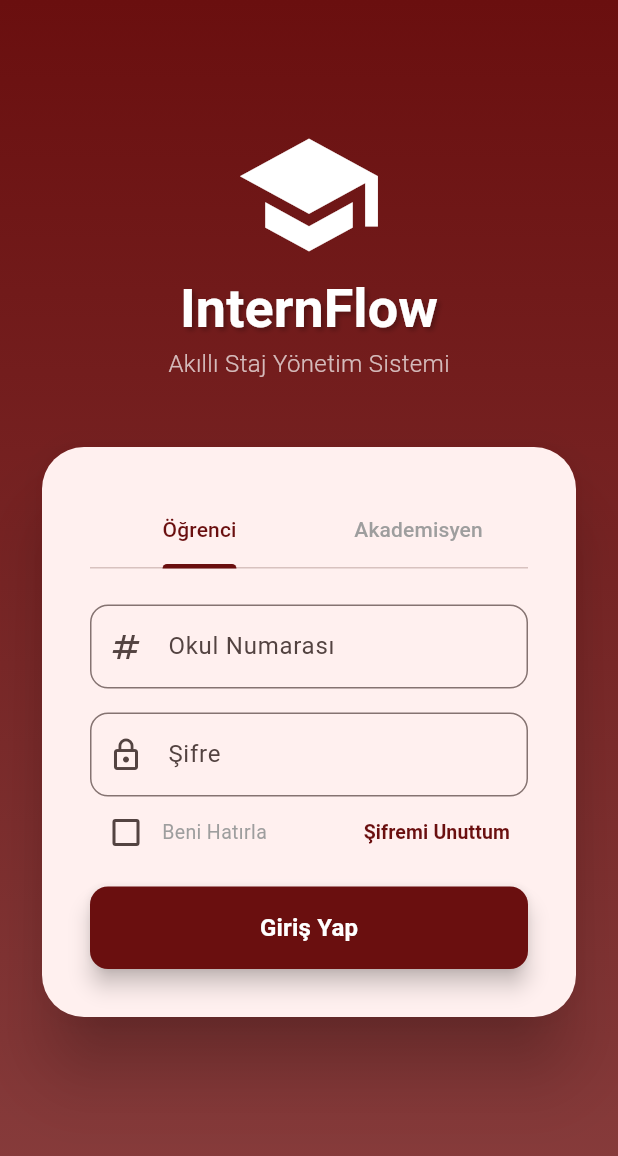
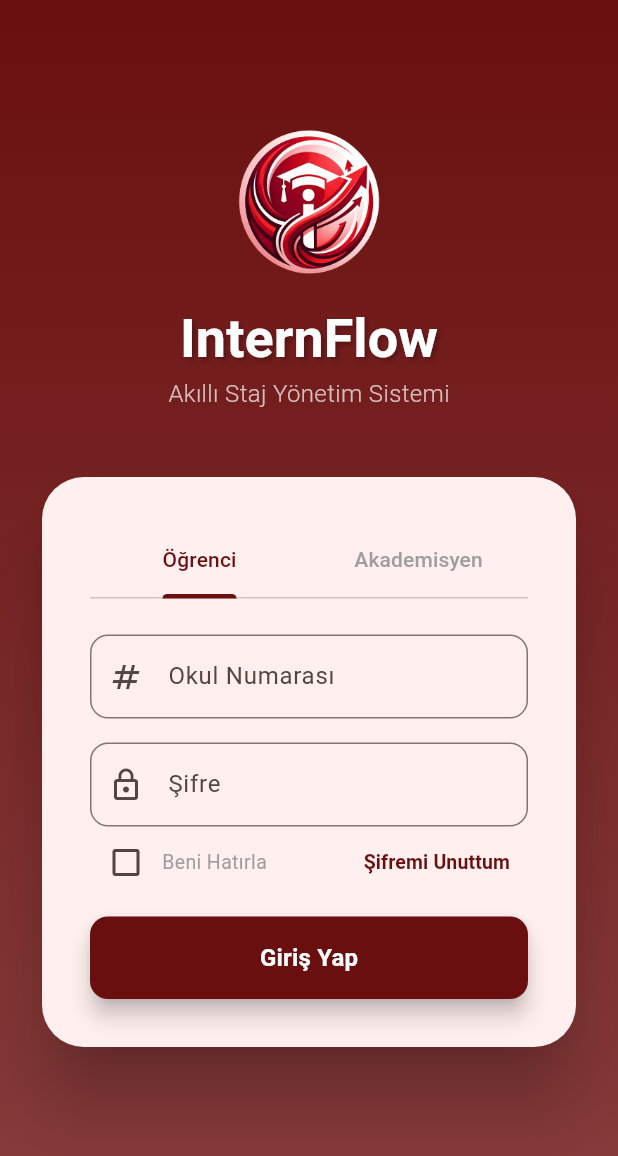
Before and after one commit to miraykahveci/INTERNFLOW, a Flutter app: the screen it shows after launch, on a phone screen of 412 x 824 dp. Shown: the top 1156 px of the screen. Run offline on Flutter 3.47's test engine with Material 3 defaults, Android fonts, the phone set to English and light mode, and no system bars; our stand-ins replace flutter_dotenv, supabase_flutter; accounts and stored records are empty.

Commit message:
login page güncellendi

```diff
--- a/internflow_frontend/lib/views/login_page.dart
+++ b/internflow_frontend/lib/views/login_page.dart
@@ -156,7 +156,11 @@ class _LoginPageState extends State<LoginPage> with SingleTickerProviderStateMix
           child: Column(
             children: [
               const SizedBox(height: 80),
-              const Icon(Icons.school, size: 100, color: Colors.white),
+              Image.asset(
+              'assets/images/app_logo.png',
+                 width: 120,
+                  height: 120,
+                        ),
               const Text(
                 "InternFlow",
                 style: TextStyle(
--- a/internflow_frontend/pubspec.yaml
+++ b/internflow_frontend/pubspec.yaml
@@ -30,3 +30,4 @@ flutter:
   uses-material-design: true
   assets:
     - .env
+    - assets/images/
```
Also changed, not shown: internflow_frontend/assets/images/app_logo.png (added).
